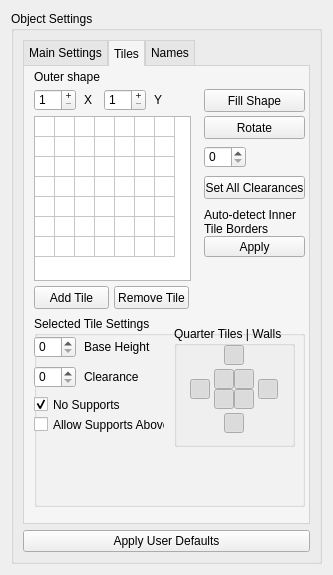
This is editor_app/gui/settingsLS.ui in danielmeinert/objectcreator as Qt 5 draws it before an edit. The edited form follows.
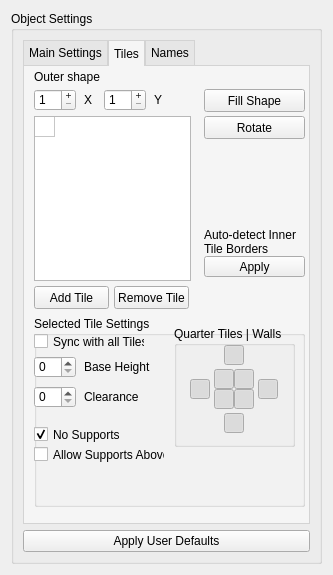
This is the edited form. The open tabs and pages were chosen to show the change.

The edit to the form file:
```diff
--- a/editor_app/gui/settingsLS.ui
+++ b/editor_app/gui/settingsLS.ui
@@ -615,6 +615,12 @@
           <property name="cornerButtonEnabled">
            <bool>true</bool>
           </property>
+          <property name="rowCount">
+           <number>1</number>
+          </property>
+          <property name="columnCount">
+           <number>1</number>
+          </property>
           <attribute name="horizontalHeaderVisible">
            <bool>false</bool>
           </attribute>
@@ -656,71 +662,11 @@
             <string>1</string>
            </property>
           </row>
-          <row>
-           <property name="text">
-            <string>2</string>
-           </property>
-          </row>
-          <row>
-           <property name="text">
-            <string>3</string>
-           </property>
-          </row>
-          <row>
-           <property name="text">
-            <string>4</string>
-           </property>
-          </row>
-          <row>
-           <property name="text">
-            <string>5</string>
-           </property>
-          </row>
-          <row>
-           <property name="text">
-            <string>6</string>
-           </property>
-          </row>
-          <row>
-           <property name="text">
-            <string>7</string>
-           </property>
-          </row>
           <column>
            <property name="text">
             <string>1</string>
            </property>
           </column>
-          <column>
-           <property name="text">
-            <string>2</string>
-           </property>
-          </column>
-          <column>
-           <property name="text">
-            <string>3</string>
-           </property>
-          </column>
-          <column>
-           <property name="text">
-            <string>4</string>
-           </property>
-          </column>
-          <column>
-           <property name="text">
-            <string>5</string>
-           </property>
-          </column>
-          <column>
-           <property name="text">
-            <string>6</string>
-           </property>
-          </column>
-          <column>
-           <property name="text">
-            <string>7</string>
-           </property>
-          </column>
           <item row="0" column="0">
            <property name="text">
             <string/>
@@ -835,7 +781,7 @@
            <property name="geometry">
             <rect>
              <x>0</x>
-             <y>20</y>
+             <y>40</y>
              <width>42</width>
              <height>22</height>
             </rect>
@@ -851,7 +797,7 @@
            <property name="geometry">
             <rect>
              <x>50</x>
-             <y>20</y>
+             <y>40</y>
              <width>81</width>
              <height>21</height>
             </rect>
@@ -864,7 +810,7 @@
            <property name="geometry">
             <rect>
              <x>50</x>
-             <y>50</y>
+             <y>70</y>
              <width>81</width>
              <height>21</height>
             </rect>
@@ -877,7 +823,7 @@
            <property name="geometry">
             <rect>
              <x>0</x>
-             <y>50</y>
+             <y>70</y>
              <width>42</width>
              <height>22</height>
             </rect>
@@ -893,7 +839,7 @@
            <property name="geometry">
             <rect>
              <x>0</x>
-             <y>80</y>
+             <y>110</y>
              <width>111</width>
              <height>17</height>
             </rect>
@@ -909,7 +855,7 @@
            <property name="geometry">
             <rect>
              <x>0</x>
-             <y>100</y>
+             <y>130</y>
              <width>131</width>
              <height>17</height>
             </rect>
@@ -1185,6 +1131,19 @@
             </property>
            </widget>
           </widget>
+          <widget class="QCheckBox" name="checkBox_3">
+           <property name="geometry">
+            <rect>
+             <x>0</x>
+             <y>17</y>
+             <width>111</width>
+             <height>17</height>
+            </rect>
+           </property>
+           <property name="text">
+            <string>Sync with all Tiles</string>
+           </property>
+          </widget>
           <zorder>groupBox_2</zorder>
           <zorder>spinBox</zorder>
           <zorder>label_4</zorder>
@@ -1245,40 +1204,11 @@
            <string>Rotate</string>
           </property>
          </widget>
-         <widget class="QSpinBox" name="spinBox_4">
-          <property name="geometry">
-           <rect>
-            <x>180</x>
-            <y>80</y>
-            <width>42</width>
-            <height>22</height>
-           </rect>
-          </property>
-          <property name="frame">
-           <bool>true</bool>
-          </property>
-          <property name="maximum">
-           <number>31</number>
-          </property>
-         </widget>
-         <widget class="QPushButton" name="pushButton_2">
-          <property name="geometry">
-           <rect>
-            <x>180</x>
-            <y>110</y>
-            <width>101</width>
-            <height>23</height>
-           </rect>
-          </property>
-          <property name="text">
-           <string>Set All Clearances</string>
-          </property>
-         </widget>
          <widget class="QPushButton" name="pushButton_3">
           <property name="geometry">
            <rect>
             <x>180</x>
-            <y>170</y>
+            <y>190</y>
             <width>101</width>
             <height>21</height>
            </rect>
@@ -1291,7 +1221,7 @@
           <property name="geometry">
            <rect>
             <x>180</x>
-            <y>140</y>
+            <y>160</y>
             <width>101</width>
             <height>31</height>
            </rect>
```
Left out of the diff: 35 changed lines with no effect on the pictures.
